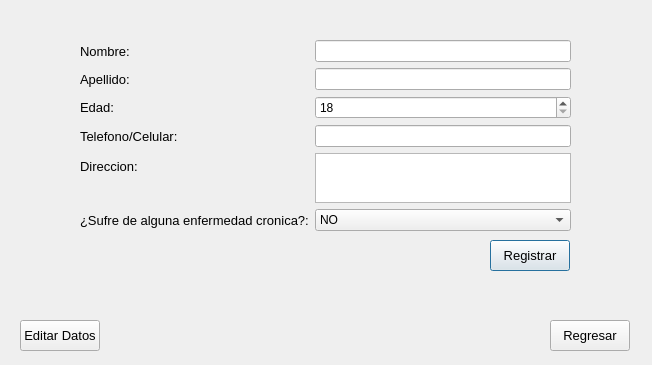
Above: PAF_GUI/PAF_GRUPO_01_GUI/registrarpaciente.ui from JMOrbegoso/USS-2021-II-PP before the change. Below: the same form after it.
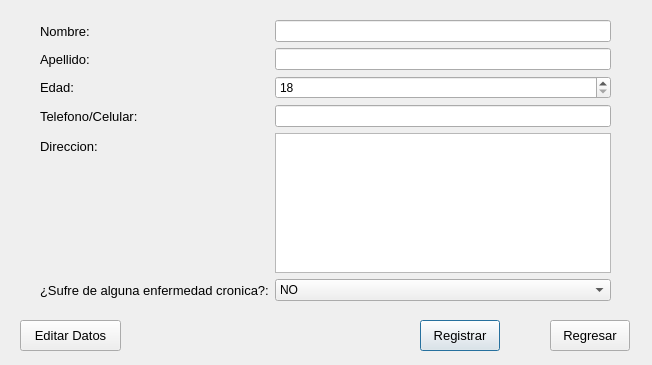
That is the form after the change.

What changed in the file:
```diff
--- a/PAF_GUI/PAF_GRUPO_01_GUI/registrarpaciente.ui
+++ b/PAF_GUI/PAF_GRUPO_01_GUI/registrarpaciente.ui
@@ -16,10 +16,10 @@
   <widget class="QWidget" name="formLayoutWidget">
    <property name="geometry">
     <rect>
-     <x>80</x>
-     <y>40</y>
-     <width>491</width>
-     <height>191</height>
+     <x>40</x>
+     <y>20</y>
+     <width>571</width>
+     <height>281</height>
     </rect>
    </property>
    <layout class="QFormLayout" name="formLayout">
@@ -136,8 +136,8 @@
   <widget class="QPushButton" name="registrarCmd">
    <property name="geometry">
     <rect>
-     <x>490</x>
-     <y>240</y>
+     <x>420</x>
+     <y>320</y>
      <width>80</width>
      <height>31</height>
     </rect>
@@ -156,7 +156,7 @@
     <rect>
      <x>20</x>
      <y>320</y>
-     <width>80</width>
+     <width>101</width>
      <height>31</height>
     </rect>
    </property>
```
